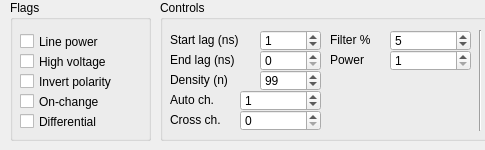
First picture: the form in line.ui, repository ahp-electronics/xc-gui, before the edit; both pictures show x 0 to 485 and y 0 to 150 of the 1398 by 150 pixel window.
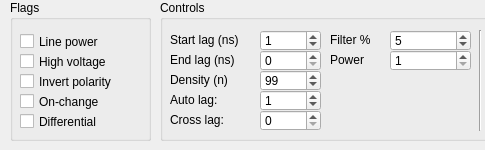
Second picture: the form after the edit.

Commit message: Autocorrelation and crosscorrelation counter lags in nanoseconds

Patch:
```diff
--- a/line.ui
+++ b/line.ui
@@ -448,9 +448,9 @@
    <widget class="QSpinBox" name="AutoChannel">
     <property name="geometry">
      <rect>
-      <x>80</x>
+      <x>100</x>
       <y>90</y>
-      <width>81</width>
+      <width>61</width>
       <height>21</height>
      </rect>
     </property>
@@ -461,9 +461,9 @@
    <widget class="QSpinBox" name="CrossChannel">
     <property name="geometry">
      <rect>
-      <x>80</x>
+      <x>100</x>
       <y>110</y>
-      <width>81</width>
+      <width>61</width>
       <height>21</height>
      </rect>
     </property>
@@ -476,12 +476,12 @@
      <rect>
       <x>10</x>
       <y>90</y>
-      <width>61</width>
+      <width>91</width>
       <height>20</height>
      </rect>
     </property>
     <property name="text">
-     <string>Auto ch.</string>
+     <string>Auto lag:</string>
     </property>
    </widget>
    <widget class="QLabel" name="label_17">
@@ -489,12 +489,12 @@
      <rect>
       <x>10</x>
       <y>110</y>
-      <width>61</width>
+      <width>91</width>
       <height>20</height>
      </rect>
     </property>
     <property name="text">
-     <string>Cross ch.</string>
+     <string>Cross lag:</string>
     </property>
    </widget>
    <widget class="QCheckBox" name="Active">
```
The commit also changes 1 other file.
